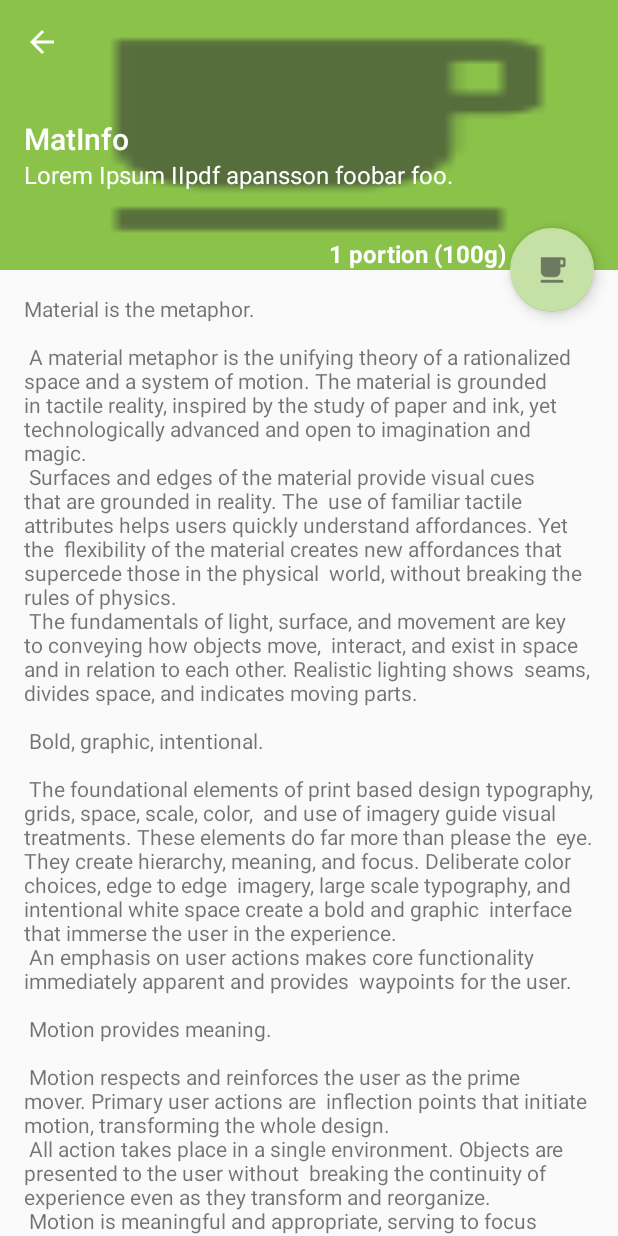
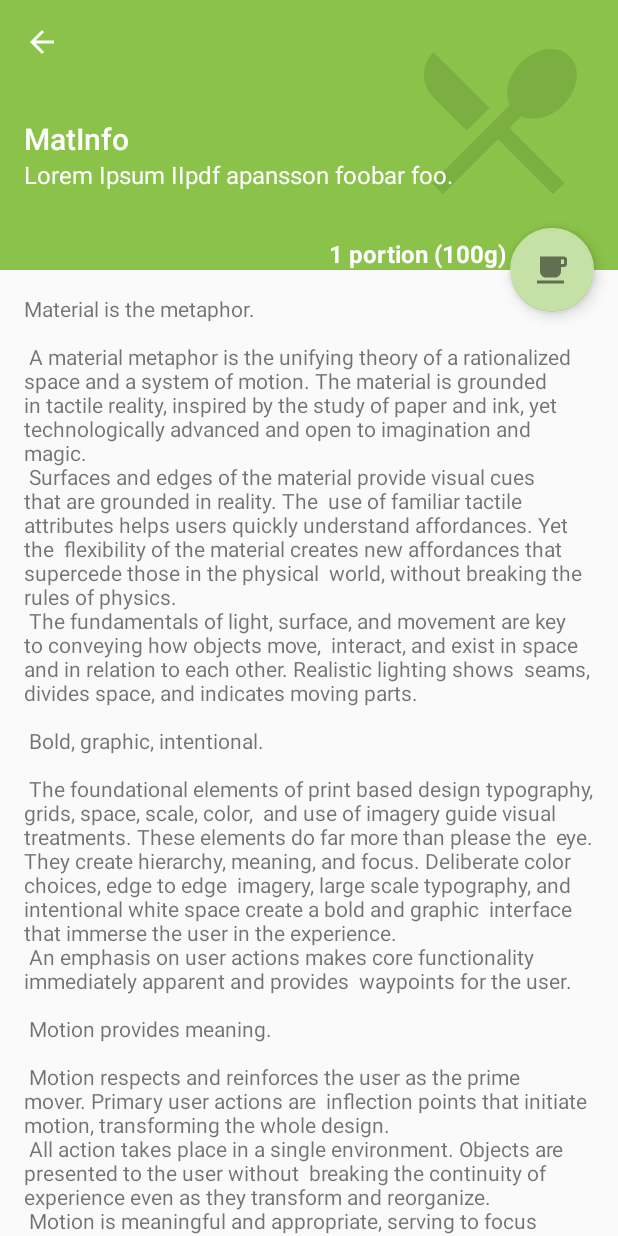
Before and after one commit to ulmerkott/matdatabasen, an Android app: the MatInfoActivity screen opened directly, with no data from a screen before it, on a phone screen of 412 x 824 dp. Run offline under Robolectric (Android 15) with nearby library versions, the light colour scheme and no system bars; 8 statements that could not run were skipped.

Commit message:
Added default background for the info-view. Also replaced the PNG portion icon with a scalable vector svg.

```diff
--- /dev/null
+++ b/app/src/main/res/drawable/ic_local_cafe_black_24dp.xml
@@ -0,0 +1,5 @@
+<vector android:alpha="0.50" android:height="48dp"
+    android:viewportHeight="24.0" android:viewportWidth="24.0"
+    android:width="48dp" xmlns:android="http://schemas.android.com/apk/res/android">
+    <path android:fillColor="#FF000000" android:pathData="M20,3L4,3v10c0,2.21 1.79,4 4,4h6c2.21,0 4,-1.79 4,-4v-3h2c1.11,0 2,-0.89 2,-2L22,5c0,-1.11 -0.89,-2 -2,-2zM20,8h-2L18,5h2v3zM2,21h18v-2L2,19v2z"/>
+</vector>
--- /dev/null
+++ b/app/src/main/res/drawable/ic_local_dining_black_24dp.xml
@@ -0,0 +1,5 @@
+<vector android:alpha="0.10" android:height="128dp"
+    android:viewportHeight="24.0" android:viewportWidth="24.0"
+    android:width="128dp" xmlns:android="http://schemas.android.com/apk/res/android">
+    <path android:fillColor="#FF000000" android:pathData="M8.1,13.34l2.83,-2.83L3.91,3.5c-1.56,1.56 -1.56,4.09 0,5.66l4.19,4.18zM14.88,11.53c1.53,0.71 3.68,0.21 5.27,-1.38 1.91,-1.91 2.28,-4.65 0.81,-6.12 -1.46,-1.46 -4.2,-1.1 -6.12,0.81 -1.59,1.59 -2.09,3.74 -1.38,5.27L3.7,19.87l1.41,1.41L12,14.41l6.88,6.88 1.41,-1.41L13.41,13l1.47,-1.47z"/>
+</vector>
--- a/app/src/main/res/layout/activity_mat_info.xml
+++ b/app/src/main/res/layout/activity_mat_info.xml
@@ -28,12 +28,16 @@
 
             <ImageView
                 android:id="@+id/header"
-                android:layout_width="match_parent"
-                android:layout_height="match_parent"
-                android:background="@drawable/ic_change_portion"
+                android:layout_width="wrap_content"
+                android:layout_height="wrap_content"
+                android:layout_marginEnd="@dimen/activity_horizontal_margin"
+                android:layout_marginTop="@dimen/activity_vertical_margin"
+                android:background="@drawable/ic_local_dining_black_24dp"
                 android:fitsSystemWindows="true"
                 android:scaleType="centerCrop"
-                app:layout_collapseMode="parallax" />
+                app:layout_collapseMode="parallax"
+                android:layout_gravity="right"
+                android:baselineAlignBottom="false" />
             <LinearLayout
                 android:orientation="vertical"
                 android:layout_width="match_parent"
@@ -79,7 +83,7 @@
         android:layout_width="wrap_content"
         android:layout_height="wrap_content"
         android:layout_margin="@dimen/fab_margin"
-        android:src="@drawable/ic_change_portion"
+        android:src="@drawable/ic_local_cafe_black_24dp"
         app:layout_anchor="@id/app_bar"
         app:layout_anchorGravity="bottom|end" />
 
```
Also changed, not shown: app/src/main/res/drawable-hdpi/ic_change_portion.png (deleted), app/src/main/res/drawable-mdpi/ic_change_portion.png (deleted), app/src/main/res/drawable-xhdpi/ic_change_portion.png (deleted), app/src/main/res/drawable-xxhdpi/ic_change_portion.png (deleted), 1 other file.
